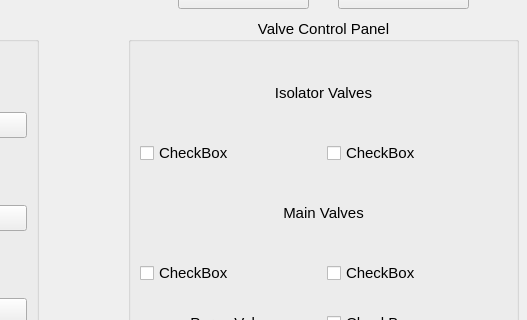
UC-Davis-APRL/APRL_GUI, file v0.1/APRL_GUIv0_1.ui: the form before one commit; both pictures show x 362 to 889 and y 332 to 652 of the 889 by 777 pixel window.
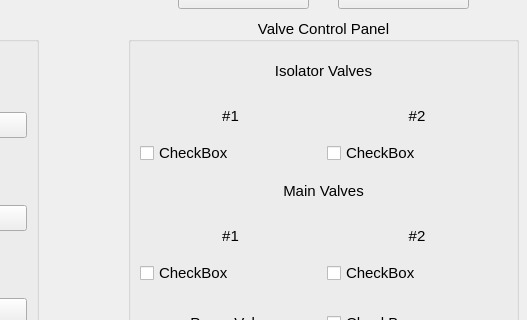
The form after the commit. Custom widgets are drawn as their Qt base class.

Commit message: 10/30/2023 Added labels for the individual valves, renamed a lot of objects in .ui that were left with default names before

```diff
--- a/v0.1/APRL_GUIv0_1.ui
+++ b/v0.1/APRL_GUIv0_1.ui
@@ -63,7 +63,31 @@
       </widget>
      </item>
      <item>
-      <layout class="QHBoxLayout" name="horizontalLayout">
+      <layout class="QHBoxLayout" name="isoValLabels">
+       <item>
+        <widget class="QLabel" name="isoVal1Label">
+         <property name="text">
+          <string>#1</string>
+         </property>
+         <property name="alignment">
+          <set>Qt::AlignCenter</set>
+         </property>
+        </widget>
+       </item>
+       <item>
+        <widget class="QLabel" name="isoVal2Label">
+         <property name="text">
+          <string>#2</string>
+         </property>
+         <property name="alignment">
+          <set>Qt::AlignCenter</set>
+         </property>
+        </widget>
+       </item>
+      </layout>
+     </item>
+     <item>
+      <layout class="QHBoxLayout" name="isoRow">
        <item>
         <widget class="AnimatedToggle" name="isoTog1">
          <property name="sizePolicy">
@@ -118,7 +142,31 @@
       </widget>
      </item>
      <item>
-      <layout class="QHBoxLayout" name="horizontalLayout_2">
+      <layout class="QHBoxLayout" name="mainValLabels">
+       <item>
+        <widget class="QLabel" name="mainVal1Label">
+         <property name="text">
+          <string>#1</string>
+         </property>
+         <property name="alignment">
+          <set>Qt::AlignCenter</set>
+         </property>
+        </widget>
+       </item>
+       <item>
+        <widget class="QLabel" name="mainVal2Label">
+         <property name="text">
+          <string>#2</string>
+         </property>
+         <property name="alignment">
+          <set>Qt::AlignCenter</set>
+         </property>
+        </widget>
+       </item>
+      </layout>
+     </item>
+     <item>
+      <layout class="QHBoxLayout" name="mainRow">
        <item>
         <widget class="AnimatedToggle" name="mainTog1">
          <property name="font">
```
Left out of the diff: 10 changed lines with no effect on the pictures. The commit also changes 1 other file.
